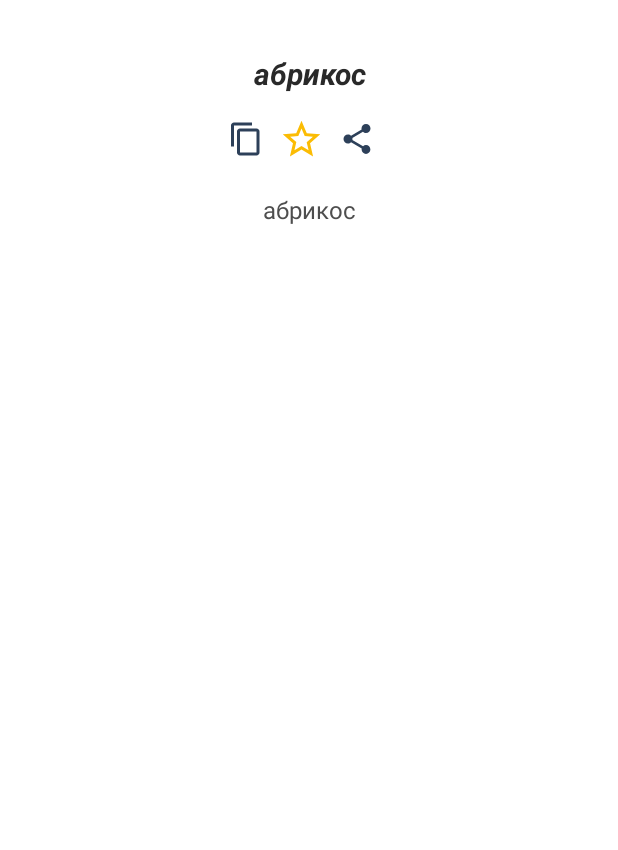
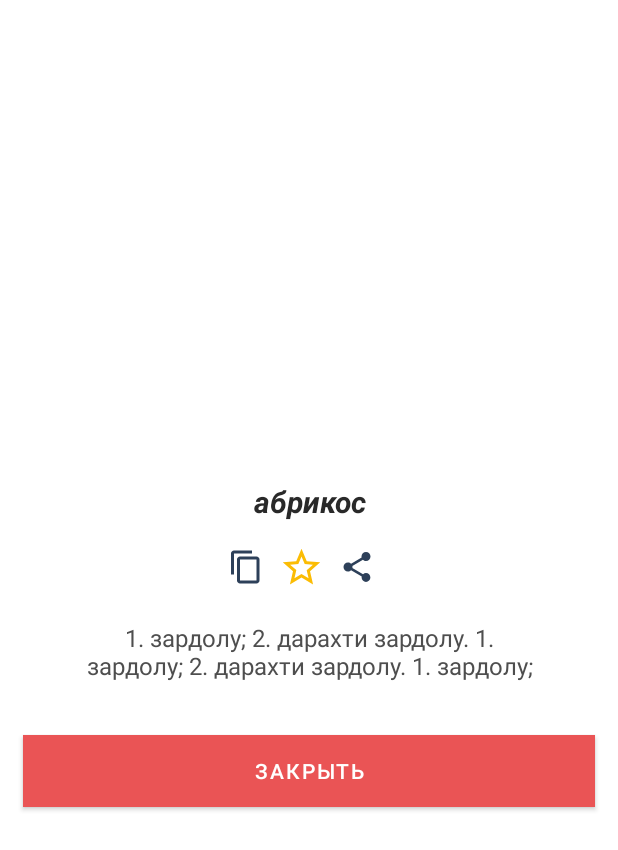
Before and after one commit to intoxication/farhang, an Android app: the layout dialog_note.xml on its own in the app's theme, with its tools: preview values and no code run, on a phone screen of 412 x 824 dp. Shown: the top 850 px of the screen. Run offline under Robolectric (Android 15) with nearby library versions, the phone set to English and light mode, and no system bars.

Commit message:
feat: word and note dialog view

```diff
--- a/app/app/src/main/res/layout/dialog_note.xml
+++ b/app/app/src/main/res/layout/dialog_note.xml
@@ -1,10 +1,17 @@
 <?xml version="1.0" encoding="utf-8"?>
-
 <LinearLayout xmlns:android="http://schemas.android.com/apk/res/android"
     xmlns:app="http://schemas.android.com/apk/res-auto"
     android:layout_width="match_parent"
+    android:layout_height="match_parent"
+    android:gravity="center"
+    android:orientation="vertical">
+
+    <LinearLayout
+        android:layout_width="match_parent"
         android:layout_height="wrap_content"
-    android:gravity="center"
+        android:layout_marginStart="@dimen/spacing_large"
+        android:layout_marginEnd="@dimen/spacing_large"
+        android:background="@android:color/white"
         android:orientation="vertical"
         android:padding="@dimen/spacing_xlarge">
 
@@ -13,7 +20,7 @@
             android:layout_width="match_parent"
             android:layout_height="wrap_content"
             android:gravity="center"
-        android:text="@string/test_note"
+            android:text="абрикос"
             android:textColor="@color/primaryText"
             android:textSize="20sp"
             android:textStyle="bold|italic" />
@@ -65,8 +72,20 @@
             android:layout_marginTop="@dimen/spacing_medium"
             android:gravity="center"
             android:scrollbars="vertical"
-        android:text="@string/test_note"
+            android:text="1. зардолу; 2. дарахти зардолу. 1. зардолу; 2. дарахти зардолу. 1. зардолу;"
             android:textColor="@color/secondaryText"
             android:textSize="16sp" />
 
     </LinearLayout>
+
+    <Button
+        android:id="@+id/btn_close"
+        android:layout_width="match_parent"
+        android:layout_height="wrap_content"
+        android:layout_marginStart="@dimen/spacing_large"
+        android:layout_marginEnd="@dimen/spacing_large"
+        android:background="@color/colorAccent"
+        android:text="@string/close"
+        android:textColor="@android:color/white"
+        app:backgroundTint="@color/colorAccent" />
+</LinearLayout>
--- a/app/app/src/main/res/values/strings.xml
+++ b/app/app/src/main/res/values/strings.xml
@@ -50,6 +50,7 @@
     <string name="touch_3">Добавить фразу в избранные</string>
     <string name="github_logo">github logo</string>
     <string name="telegram_logo">telegram logo</string>
+    <string name="close">Закрыть</string>
     <string-array name="lang">
         <item>Все</item>
         <item>TJ-RU</item>
```
Also changed, not shown: app/app/src/main/java/tj/boronov/farhang/ui/note/NoteDialog.kt (+11 -2 lines), app/app/src/main/java/tj/boronov/farhang/ui/word/WordDialog.kt (+10 -1 lines), app/app/src/main/res/layout/dialog_word.xml (+20 -1 lines), app/app/src/main/res/values/styles.xml (+12 -0 lines). Lines whose indentation alone changed are shown as unchanged.
